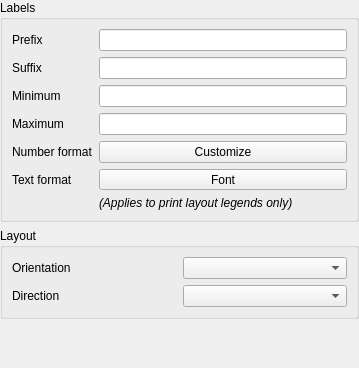
This is src/ui/qgscolorramplegendnodewidgetbase.ui in qgis/QGIS as Qt 5 draws it before an edit. The edited form follows.
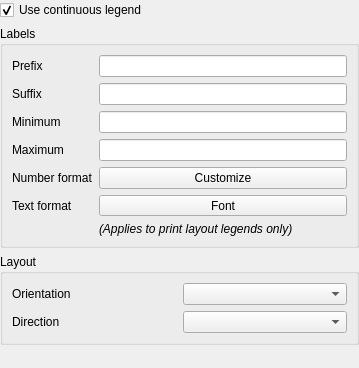
This is the edited form. Custom widgets are drawn as their Qt base class.

Commit message: Add option to use the old legend style

```diff
--- a/src/ui/qgscolorramplegendnodewidgetbase.ui
+++ b/src/ui/qgscolorramplegendnodewidgetbase.ui
@@ -33,22 +33,25 @@
     <number>0</number>
    </property>
    <item>
-    <widget class="QGroupBox" name="groupBox_2">
+    <widget class="QCheckBox" name="mUseContinuousLegendCheckBox">
+     <property name="text">
+      <string>Use continuous legend</string>
+     </property>
+     <property name="checked">
+      <bool>true</bool>
+     </property>
+    </widget>
+   </item>
+   <item>
+    <widget class="QGroupBox" name="mLabelsGroup">
      <property name="title">
       <string>Labels</string>
      </property>
      <layout class="QGridLayout" name="gridLayout">
-      <item row="0" column="0">
-       <widget class="QLabel" name="label_4">
-        <property name="text">
-         <string>Prefix</string>
-        </property>
-       </widget>
-      </item>
-      <item row="3" column="1">
+      <item row="4" column="1">
        <widget class="QgsFilterLineEdit" name="mMaxLabelLineEdit"/>
       </item>
-      <item row="5" column="1">
+      <item row="6" column="1">
        <widget class="QgsFontButton" name="mFontButton">
         <property name="sizePolicy">
          <sizepolicy hsizetype="Preferred" vsizetype="Fixed">
@@ -61,21 +64,48 @@
         </property>
        </widget>
       </item>
+      <item row="6" column="0">
+       <widget class="QLabel" name="label_7">
+        <property name="text">
+         <string>Text format</string>
+        </property>
+       </widget>
+      </item>
+      <item row="3" column="1">
+       <widget class="QgsFilterLineEdit" name="mMinLabelLineEdit"/>
+      </item>
+      <item row="1" column="1">
+       <widget class="QgsFilterLineEdit" name="mPrefixLineEdit"/>
+      </item>
       <item row="1" column="0">
-       <widget class="QLabel" name="label_5">
+       <widget class="QLabel" name="label_4">
         <property name="text">
-         <string>Suffix</string>
+         <string>Prefix</string>
         </property>
        </widget>
       </item>
-      <item row="2" column="0">
+      <item row="3" column="0">
        <widget class="QLabel" name="label">
         <property name="text">
          <string>Minimum</string>
         </property>
        </widget>
       </item>
+      <item row="2" column="0">
+       <widget class="QLabel" name="label_5">
+        <property name="text">
+         <string>Suffix</string>
+        </property>
+       </widget>
+      </item>
       <item row="4" column="0">
+       <widget class="QLabel" name="label_2">
+        <property name="text">
+         <string>Maximum</string>
+        </property>
+       </widget>
+      </item>
+      <item row="5" column="0">
        <widget class="QLabel" name="mUnitLabelLabel_2">
         <property name="text">
          <string>Number format</string>
@@ -85,17 +115,14 @@
         </property>
        </widget>
       </item>
-      <item row="0" column="1">
-       <widget class="QgsFilterLineEdit" name="mPrefixLineEdit"/>
-      </item>
-      <item row="5" column="0">
-       <widget class="QLabel" name="label_7">
+      <item row="7" column="1">
+       <widget class="QLabel" name="label_6">
         <property name="text">
-         <string>Text format</string>
+         <string>&lt;html&gt;&lt;head/&gt;&lt;body&gt;&lt;p&gt;&lt;span style=&quot; font-style:italic;&quot;&gt;(Applies to print layout legends only)&lt;/span&gt;&lt;/p&gt;&lt;/body&gt;&lt;/html&gt;</string>
         </property>
        </widget>
       </item>
-      <item row="4" column="1">
+      <item row="5" column="1">
        <widget class="QPushButton" name="mNumberFormatPushButton">
         <property name="text">
          <string>Customize</string>
@@ -103,25 +130,8 @@
        </widget>
       </item>
       <item row="2" column="1">
-       <widget class="QgsFilterLineEdit" name="mMinLabelLineEdit"/>
-      </item>
-      <item row="1" column="1">
        <widget class="QgsFilterLineEdit" name="mSuffixLineEdit"/>
       </item>
-      <item row="3" column="0">
-       <widget class="QLabel" name="label_2">
-        <property name="text">
-         <string>Maximum</string>
-        </property>
-       </widget>
-      </item>
-      <item row="6" column="1">
-       <widget class="QLabel" name="label_6">
-        <property name="text">
-         <string>&lt;html&gt;&lt;head/&gt;&lt;body&gt;&lt;p&gt;&lt;span style=&quot; font-style:italic;&quot;&gt;(Applies to print layout legends only)&lt;/span&gt;&lt;/p&gt;&lt;/body&gt;&lt;/html&gt;</string>
-        </property>
-       </widget>
-      </item>
      </layout>
     </widget>
    </item>
```
Left out of the diff: 2 changed lines with no effect on the pictures. The commit also changes 9 other files.
